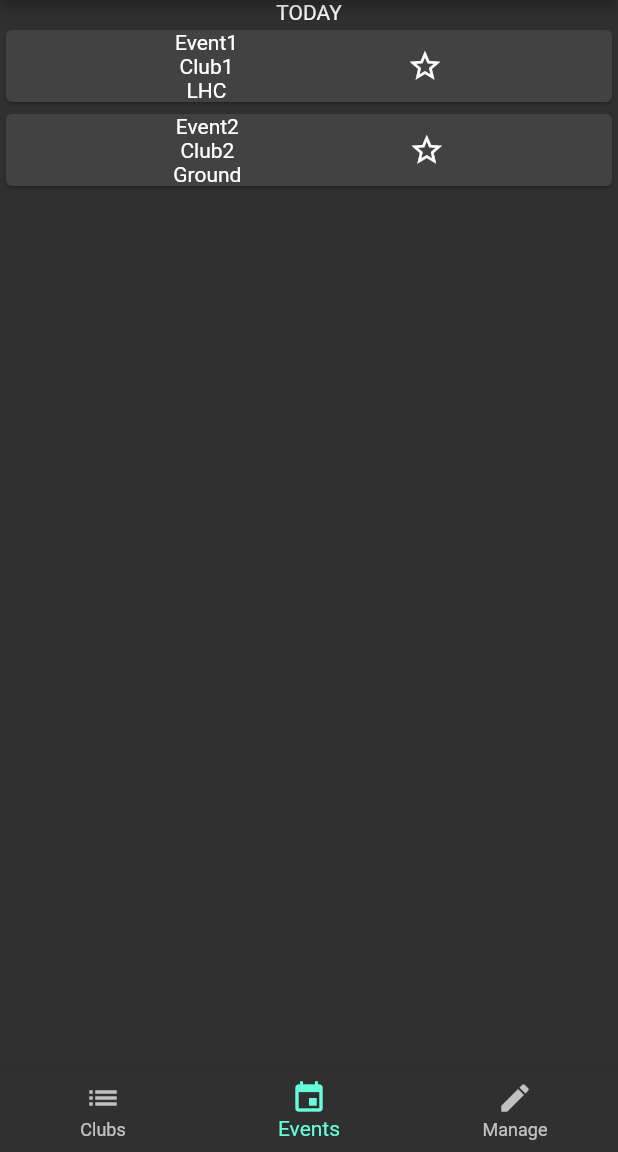
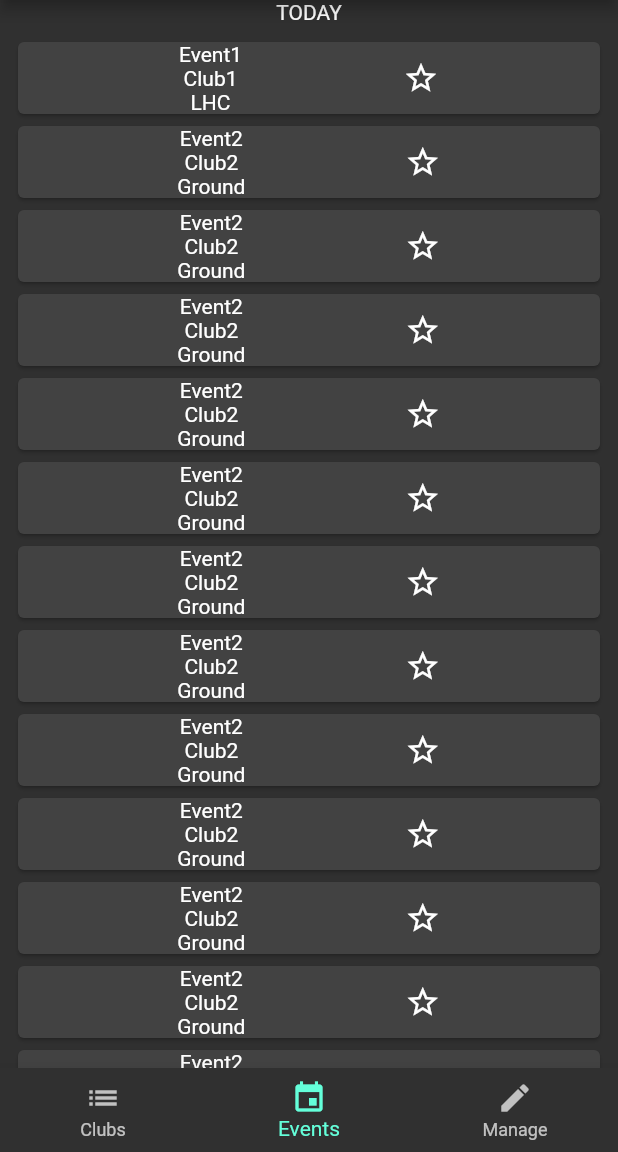
Before and after one commit to rohitagarwal0910/IITDConnectApp, a Flutter app: the screen it shows after launch, on a phone screen of 412 x 824 dp, the part 84-1236 px from its top. Run offline on Flutter 3.47's test engine with Material 2 defaults, Android fonts, the phone set to English and light mode, and no system bars.

Commit message:
Implemented lists in ListView and preserved scroll state

```diff
--- a/lib/events/event_list.dart
+++ b/lib/events/event_list.dart
@@ -4,16 +4,19 @@ import './events_screen.dart';
 import './event_card.dart';
 
 class EventList extends StatelessWidget {
-  final List<Event> events;
+  final List<Event> _events;
 
-  EventList(this.events);
-
-  //TODO: implement EventList as ListView
+  EventList(this._events);
 
   @override
   Widget build(BuildContext context) {
-    return Column(
-      children: events.map((element) => EventCard(element)).toList(),
+    return ListView.builder(
+      key: PageStorageKey(''),
+      itemCount: _events.length,
+      padding: const EdgeInsets.all(8.0),
+      itemBuilder: (BuildContext context, int index) {
+        return EventCard(_events[index]);
+      },
     );
   }
 }
--- a/lib/events/events_screen.dart
+++ b/lib/events/events_screen.dart
@@ -31,13 +31,67 @@ var dummyEvent2 = Event(
     about: 'jhkbj2',
     isStarred: false);
 
-List<Event> events = [dummyEvent, dummyEvent2];
-var uy = [dummyEvent, dummyEvent2];
+var dummyEvent3 = Event(
+    eventName: 'Event2',
+    eventBody: 'Club2',
+    venue: 'Ground',
+    about: 'jhkbj2',
+    isStarred: false);
+
+var dummyEvent4 = Event(
+    eventName: 'Event2',
+    eventBody: 'Club2',
+    venue: 'Ground',
+    about: 'jhkbj2',
+    isStarred: false);
+
+var dummyEvent5 = Event(
+    eventName: 'Event2',
+    eventBody: 'Club2',
+    venue: 'Ground',
+    about: 'jhkbj2',
+    isStarred: false);
+
+var dummyEvent6 = Event(
+    eventName: 'Event2',
+    eventBody: 'Club2',
+    venue: 'Ground',
+    about: 'jhkbj2',
+    isStarred: false);
+var dummyEvent7 = Event(
+    eventName: 'Event2',
+    eventBody: 'Club2',
+    venue: 'Ground',
+    about: 'jhkbj2',
+    isStarred: false);
+var dummyEvent8 = Event(
+    eventName: 'Event2',
+    eventBody: 'Club2',
+    venue: 'Ground',
+    about: 'jhkbj2',
+    isStarred: false);
+var dummyEvent9 = Event(
+    eventName: 'Event2',
+    eventBody: 'Club2',
+    venue: 'Ground',
+    about: 'jhkbj2',
+    isStarred: false);
+var dummyEvent10 = Event(
+    eventName: 'Event2',
+    eventBody: 'Club2',
+    venue: 'Ground',
+    about: 'jhkbj2',
+    isStarred: false);
+
+List<Event> events = [dummyEvent, dummyEvent2, dummyEvent3, dummyEvent4, dummyEvent5, dummyEvent6, dummyEvent7, dummyEvent8, dummyEvent9, dummyEvent10, dummyEvent2, dummyEvent2, dummyEvent2, dummyEvent2, dummyEvent2, dummyEvent2, dummyEvent2, dummyEvent2, dummyEvent2, dummyEvent2, dummyEvent2, dummyEvent2, dummyEvent2, dummyEvent2];
+
+//TODO: implement separate scrolling for the three lists
 
 class EventsPage extends StatelessWidget {
   @override
   Widget build(BuildContext context) {
     return PageView(
+      key: PageStorageKey('value'),
       children: <Widget>[
         TodayPage(events),
         TomorrowPage(events),
--- a/lib/events/today.dart
+++ b/lib/events/today.dart
@@ -10,13 +10,13 @@ class TodayPage extends StatelessWidget {
 
   @override
   Widget build(BuildContext context) {
-    return Center(
-      child: Column(
-        children: <Widget>[
-          Text('TODAY'),
-          EventList(events),
-        ],
-      ),
+    return Column(
+      children: <Widget>[
+        Text('TODAY'),
+        Expanded(
+          child: EventList(events),
+        ),
+      ],
     );
   }
 }
```
Also changed, not shown: lib/events/tomorrow.dart (+7 -7 lines), lib/events/upcoming.dart (+7 -7 lines).
